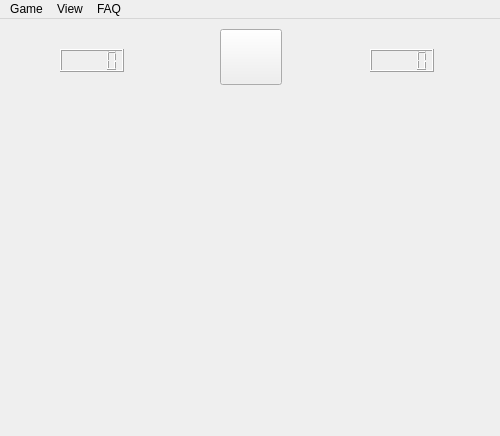
Old version of the form Saper_UI/mainwindow.ui in the repository andreyyy363/Minesweeper.
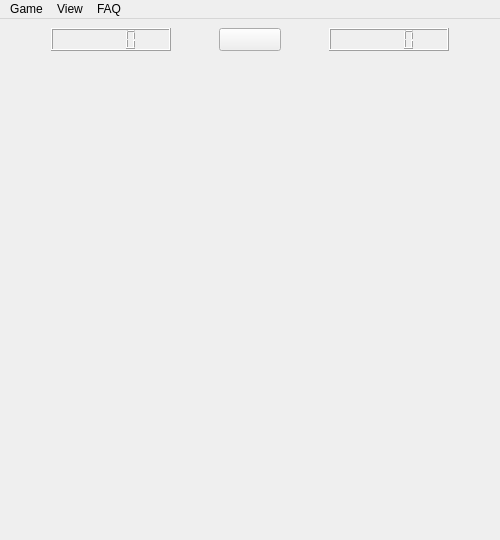
New version of the form. Icons and pictures are not drawn.

Diff of the .ui file:
```diff
--- a/Saper_UI/mainwindow.ui
+++ b/Saper_UI/mainwindow.ui
@@ -7,19 +7,19 @@
     <x>0</x>
     <y>0</y>
     <width>500</width>
-    <height>436</height>
+    <height>540</height>
    </rect>
   </property>
   <property name="sizePolicy">
-   <sizepolicy hsizetype="Fixed" vsizetype="Fixed">
+   <sizepolicy hsizetype="Preferred" vsizetype="Preferred">
     <horstretch>0</horstretch>
     <verstretch>0</verstretch>
    </sizepolicy>
   </property>
   <property name="minimumSize">
    <size>
-    <width>475</width>
-    <height>436</height>
+    <width>500</width>
+    <height>540</height>
    </size>
   </property>
   <property name="windowTitle">
@@ -32,47 +32,93 @@
   <property name="autoFillBackground">
    <bool>false</bool>
   </property>
+  <property name="styleSheet">
+   <string notr="true">background-image: url(:/backgrounds/img/background_1.png);</string>
+  </property>
   <widget class="QWidget" name="centralwidget">
+   <layout class="QGridLayout" name="gridLayout_2" rowstretch="0,0,1,0" columnstretch="0" rowminimumheight="0,0,1,0">
+    <item row="2" column="0">
+     <layout class="QGridLayout" name="gridLayout" columnstretch="0">
+      <property name="sizeConstraint">
+       <enum>QLayout::SetMaximumSize</enum>
+      </property>
+      <property name="leftMargin">
+       <number>45</number>
+      </property>
+      <property name="topMargin">
+       <number>0</number>
+      </property>
+      <property name="rightMargin">
+       <number>45</number>
+      </property>
+      <property name="bottomMargin">
+       <number>0</number>
+      </property>
+      <property name="spacing">
+       <number>0</number>
+      </property>
+     </layout>
+    </item>
+    <item row="0" column="0">
+     <layout class="QHBoxLayout" name="horizontalLayout" stretch="0,1,0,3,0,1,0">
+      <property name="sizeConstraint">
+       <enum>QLayout::SetMinimumSize</enum>
+      </property>
+      <item>
+       <spacer name="horizontalSpacer">
+        <property name="orientation">
+         <enum>Qt::Horizontal</enum>
+        </property>
+        <property name="sizeHint" stdset="0">
+         <size>
+          <width>40</width>
+          <height>20</height>
+         </size>
+        </property>
+       </spacer>
+      </item>
+      <item>
    <widget class="QLCDNumber" name="lcdNumber_2">
-    <property name="geometry">
-     <rect>
-      <x>370</x>
-      <y>30</y>
-      <width>64</width>
-      <height>23</height>
-     </rect>
-    </property>
     <property name="sizePolicy">
      <sizepolicy hsizetype="Minimum" vsizetype="Minimum">
       <horstretch>0</horstretch>
       <verstretch>0</verstretch>
      </sizepolicy>
     </property>
-   </widget>
-   <widget class="QLCDNumber" name="lcdNumber">
-    <property name="geometry">
-     <rect>
-      <x>60</x>
-      <y>30</y>
-      <width>64</width>
-      <height>23</height>
-     </rect>
-    </property>
-   </widget>
+        <property name="maximumSize">
+         <size>
+          <width>120</width>
+          <height>40</height>
+         </size>
+        </property>
+       </widget>
+      </item>
+      <item>
+       <spacer name="horizontalSpacer_3">
+        <property name="orientation">
+         <enum>Qt::Horizontal</enum>
+        </property>
+        <property name="sizeHint" stdset="0">
+         <size>
+          <width>40</width>
+          <height>20</height>
+         </size>
+        </property>
+       </spacer>
+      </item>
+      <item>
    <widget class="QPushButton" name="pushButton">
-    <property name="geometry">
-     <rect>
-      <x>220</x>
-      <y>10</y>
+        <property name="sizePolicy">
+         <sizepolicy hsizetype="Fixed" vsizetype="Fixed">
+          <horstretch>0</horstretch>
+          <verstretch>0</verstretch>
+         </sizepolicy>
+        </property>
+        <property name="maximumSize">
+         <size>
       <width>62</width>
-      <height>56</height>
-     </rect>
-    </property>
-    <property name="sizePolicy">
-     <sizepolicy hsizetype="Fixed" vsizetype="Fixed">
-      <horstretch>0</horstretch>
-      <verstretch>0</verstretch>
-     </sizepolicy>
+          <height>60</height>
+         </size>
     </property>
     <property name="text">
      <string/>
@@ -88,17 +134,84 @@
      </size>
     </property>
    </widget>
-   <widget class="QWidget" name="verticalLayoutWidget">
-    <property name="geometry">
-     <rect>
-      <x>50</x>
-      <y>120</y>
-      <width>391</width>
-      <height>261</height>
-     </rect>
-    </property>
-    <layout class="QVBoxLayout" name="verticalLayout"/>
-   </widget>
+      </item>
+      <item>
+       <spacer name="horizontalSpacer_4">
+        <property name="orientation">
+         <enum>Qt::Horizontal</enum>
+        </property>
+        <property name="sizeHint" stdset="0">
+         <size>
+          <width>40</width>
+          <height>20</height>
+         </size>
+        </property>
+       </spacer>
+      </item>
+      <item>
+       <widget class="QLCDNumber" name="lcdNumber">
+        <property name="maximumSize">
+         <size>
+          <width>120</width>
+          <height>40</height>
+         </size>
+        </property>
+        <property name="styleSheet">
+         <string notr="true"/>
+        </property>
+        <property name="digitCount">
+         <number>5</number>
+        </property>
+        <property name="mode">
+         <enum>QLCDNumber::Dec</enum>
+        </property>
+       </widget>
+      </item>
+      <item>
+       <spacer name="horizontalSpacer_2">
+        <property name="orientation">
+         <enum>Qt::Horizontal</enum>
+        </property>
+        <property name="sizeHint" stdset="0">
+         <size>
+          <width>40</width>
+          <height>20</height>
+         </size>
+        </property>
+       </spacer>
+      </item>
+     </layout>
+    </item>
+    <item row="1" column="0">
+     <spacer name="verticalSpacer">
+      <property name="orientation">
+       <enum>Qt::Vertical</enum>
+      </property>
+      <property name="sizeType">
+       <enum>QSizePolicy::Minimum</enum>
+      </property>
+      <property name="sizeHint" stdset="0">
+       <size>
+        <width>20</width>
+        <height>40</height>
+       </size>
+      </property>
+     </spacer>
+    </item>
+    <item row="3" column="0">
+     <spacer name="verticalSpacer_2">
+      <property name="orientation">
+       <enum>Qt::Vertical</enum>
+      </property>
+      <property name="sizeHint" stdset="0">
+       <size>
+        <width>20</width>
+        <height>40</height>
+       </size>
+      </property>
+     </spacer>
+    </item>
+   </layout>
   </widget>
   <widget class="QMenuBar" name="menubar">
    <property name="geometry">
```
Lines whose indentation alone changed are shown as unchanged.
